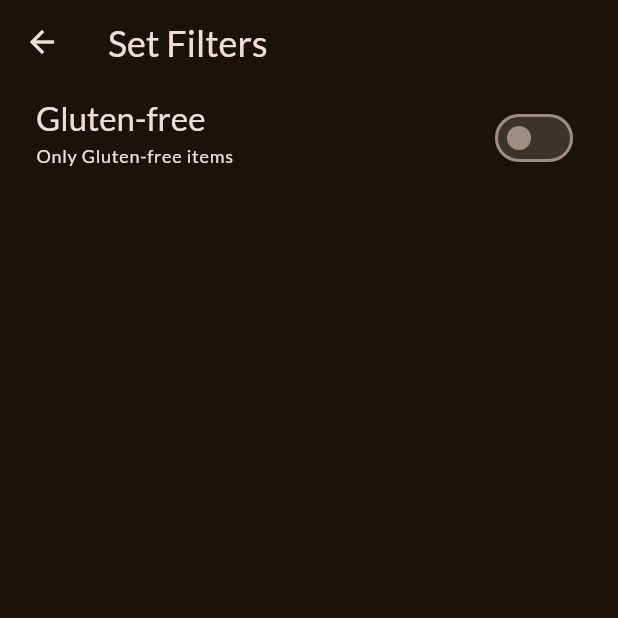
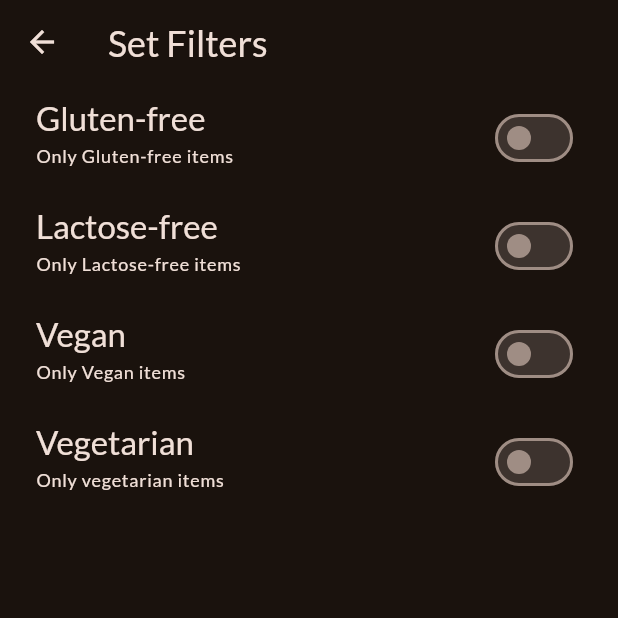
Before and after one commit to snadi043/meals_app_mobile, a Flutter app: the FiltersScreen screen opened directly, on a phone screen of 412 x 824 dp, the top half of it. Run offline on Flutter 3.47's test engine with Material 3 defaults, Android fonts, the phone set to English and light mode, and no system bars; our stand-ins replace google_fonts, transparent_image.

Commit message:
Adding remaining filters on the filters Widget and configuring them in the built in PopScope Widget to store the state of boolean values and forward them to the TabsScreen to display the meals as per the filters set in the Filters Screen Widget.

```diff
--- a/lib/screens/filters_screen.dart
+++ b/lib/screens/filters_screen.dart
@@ -1,6 +1,13 @@
 import 'package:flutter/material.dart';
 // import 'package:meals_app_mobile/screens/tabs_screen.dart';
 // import 'package:meals_app_mobile/widgets/main_drawer.dart';
+
+enum Filter {
+  glutenFree,
+  lactoseFree,
+  onlyVegan,
+  onlyVegetarian,
+}
 
 class FiltersScreen extends StatefulWidget {
   const FiltersScreen({super.key});
@@ -13,6 +20,9 @@ class FiltersScreen extends StatefulWidget {
 
 class _FiltersScreen extends State<FiltersScreen> {
   var isGluttenFree = false;
+  var isVegan = false;
+  var isVegetarian = false;
+  var isLactoseFree = false;
 
   void onSelectChange(isChecked) {
     setState(() {
@@ -41,7 +51,18 @@ class _FiltersScreen extends State<FiltersScreen> {
               ),
         ),
       ),
-      body: Column(
+      body: PopScope(
+        canPop: false,
+        onPopInvoked: (bool dipPop) {
+          if (dipPop) return;
+          Navigator.of(context).pop({
+            Filter.glutenFree: isGluttenFree,
+            Filter.lactoseFree: isLactoseFree,
+            Filter.onlyVegetarian: isVegetarian,
+            Filter.onlyVegan: isVegan,
+          });
+        },
+        child: Column(
           children: [
             SwitchListTile(
               activeColor: Theme.of(context).colorScheme.tertiary,
@@ -54,14 +75,58 @@ class _FiltersScreen extends State<FiltersScreen> {
                       )),
               subtitle: Text(
                 'Only Gluten-free items',
-              style: Theme.of(context)
-                  .textTheme
-                  .labelMedium!
-                  .copyWith(color: Theme.of(context).colorScheme.onBackground),
+                style: Theme.of(context).textTheme.labelMedium!.copyWith(
+                    color: Theme.of(context).colorScheme.onBackground),
+              ),
+            ),
+            SwitchListTile(
+              activeColor: Theme.of(context).colorScheme.tertiary,
+              contentPadding: const EdgeInsets.only(left: 24, right: 26),
+              value: isLactoseFree,
+              onChanged: onSelectChange,
+              title: Text('Lactose-free',
+                  style: Theme.of(context).textTheme.titleLarge!.copyWith(
+                        color: Theme.of(context).colorScheme.onBackground,
+                      )),
+              subtitle: Text(
+                'Only Lactose-free items',
+                style: Theme.of(context).textTheme.labelMedium!.copyWith(
+                    color: Theme.of(context).colorScheme.onBackground),
+              ),
+            ),
+            SwitchListTile(
+              activeColor: Theme.of(context).colorScheme.tertiary,
+              contentPadding: const EdgeInsets.only(left: 24, right: 26),
+              value: isVegan,
+              onChanged: onSelectChange,
+              title: Text('Vegan',
+                  style: Theme.of(context).textTheme.titleLarge!.copyWith(
+                        color: Theme.of(context).colorScheme.onBackground,
+                      )),
+              subtitle: Text(
+                'Only Vegan items',
+                style: Theme.of(context).textTheme.labelMedium!.copyWith(
+                    color: Theme.of(context).colorScheme.onBackground),
+              ),
+            ),
+            SwitchListTile(
+              activeColor: Theme.of(context).colorScheme.tertiary,
+              contentPadding: const EdgeInsets.only(left: 24, right: 26),
+              value: isVegetarian,
+              onChanged: onSelectChange,
+              title: Text('Vegetarian',
+                  style: Theme.of(context).textTheme.titleLarge!.copyWith(
+                        color: Theme.of(context).colorScheme.onBackground,
+                      )),
+              subtitle: Text(
+                'Only vegetarian items',
+                style: Theme.of(context).textTheme.labelMedium!.copyWith(
+                    color: Theme.of(context).colorScheme.onBackground),
               ),
             ),
           ],
         ),
+      ),
     );
   }
 }
```
Lines whose indentation alone changed are shown as unchanged.
